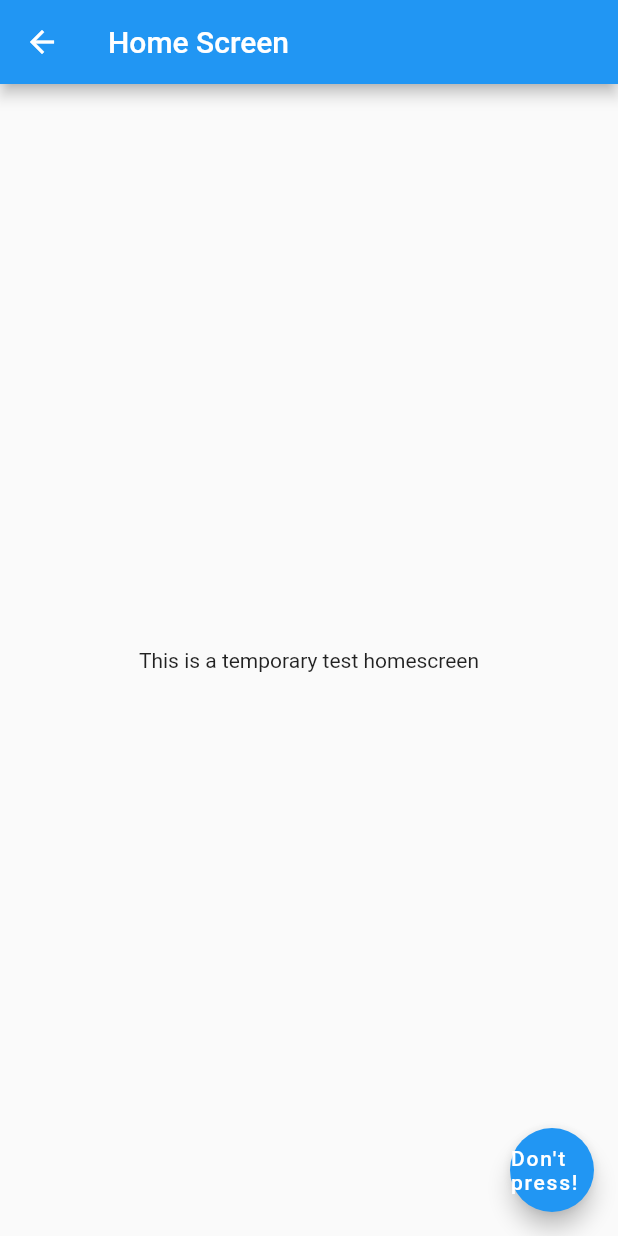
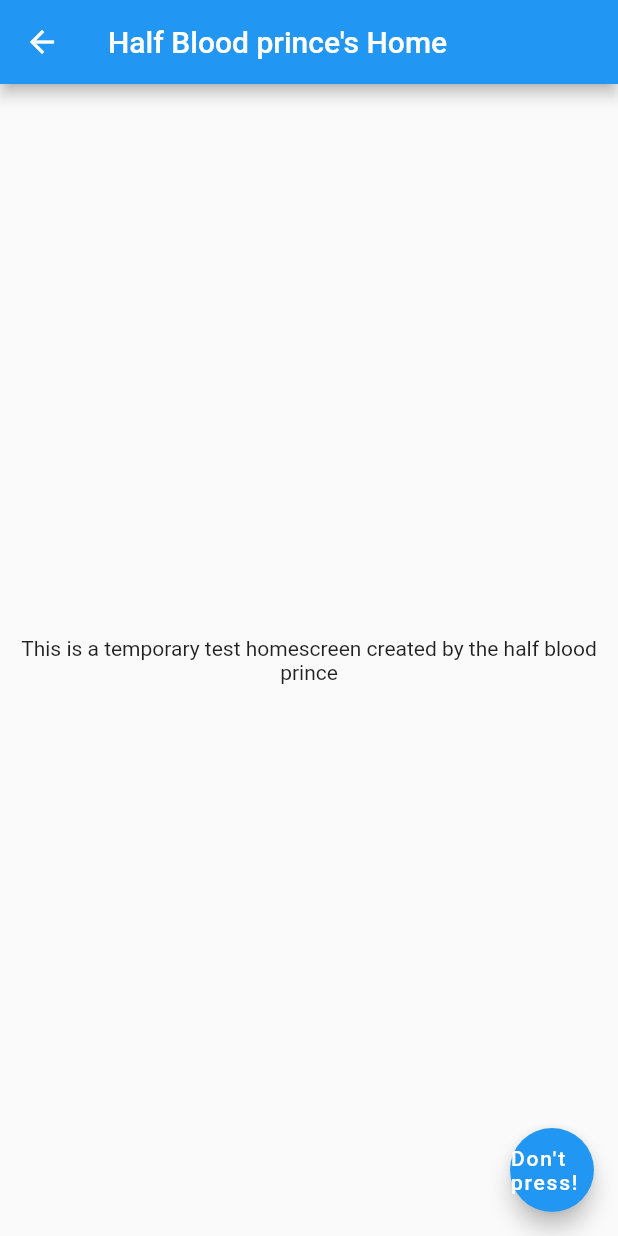
Before and after one commit to Halfbloodprince3109/Namaz_now_flutter, a Flutter app: the TemporaryHomeScreen screen opened directly, on a phone screen of 412 x 824 dp. Run offline on Flutter 3.47's test engine with Material 2 defaults, Android fonts, the light colour scheme and no system bars; our stand-ins replace flutter_screenutil, get.

```diff
--- a/lib/Region_screen.dart
+++ b/lib/Region_screen.dart
@@ -1,6 +1,6 @@
 import 'package:flutter/cupertino.dart';
 import 'package:flutter/material.dart';
-import './temporary_home.dart';
+import './new_home.dart';
 import 'package:flutter_screenutil/flutter_screenutil.dart';
 
 class RegionSelectionScreen extends StatefulWidget {
@@ -163,7 +163,7 @@ class _RegionSelectionScreenState extends State<RegionSelectionScreen> {
             onTap: () {
               // Navigate to the new screen when "Proceed" is tapped
               Navigator.of(context).push(
-                MaterialPageRoute(builder: (context) => TemporaryHomeScreen()),
+                MaterialPageRoute(builder: (context) => HomeScreen()),
               );
             },
             child: Container(
--- a/lib/temporary_home.dart
+++ b/lib/temporary_home.dart
@@ -5,10 +5,13 @@
   Widget build(BuildContext context) {
     return Scaffold(
       appBar: AppBar(
-        title: Text('Home Screen'),
+        title: Text("Half Blood prince's Home "),
       ),
       body: Center(
-        child: Text('This is a temporary test homescreen'),
+        child: Text(
+          'This is a temporary test homescreen created by the half blood prince',
+          textAlign: TextAlign.center,
+        ),
       ),
       floatingActionButton: FloatingActionButton(
         onPressed: () {},
```
Also changed, not shown: lib/new_home.dart (+20 -0 lines).
